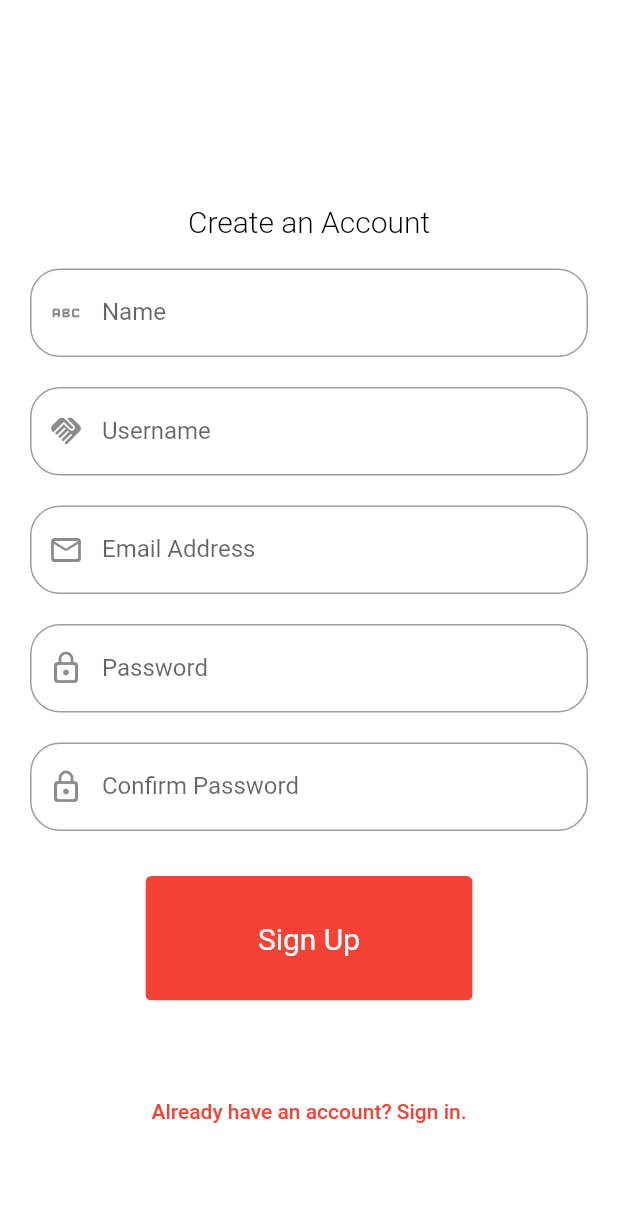
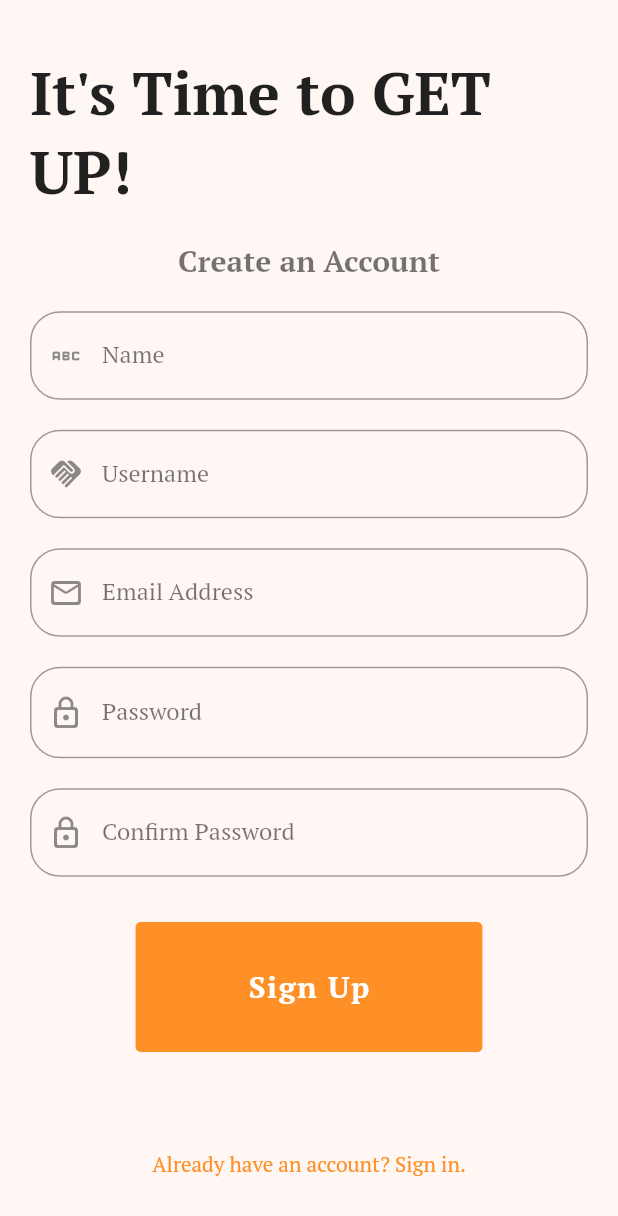
Before and after one commit to jreed223/GetUP, a Flutter app: the screen it shows after launch, after a tap on an icon or button, on a phone screen of 412 x 824 dp. Shown: the top 1216 px of the screen. Run offline on Flutter 3.47's test engine with Material 2 defaults, Android fonts, the phone set to English and light mode, and no system bars; our stand-ins replace animated_flip_counter, cloud_firestore, firebase_auth, firebase_core, lottie, percent_indicator and 3 more; missing offline and left inert: flutter_echarts; accounts and stored records are empty; network calls fail.

Commit message:
style changes

```diff
--- a/lib/screens/login.dart
+++ b/lib/screens/login.dart
@@ -80,7 +80,7 @@ class _LoginPageState extends State<LoginPage> {
                             children: [
                           Card(
                               elevation: 5,
-                              color: const Color.fromARGB(255, 171, 211, 250)
+                              color: const Color.fromARGB(255, 255, 247, 244)
                                   .withOpacity(0.4),
                               child: Container(
                                   width: 600,
@@ -95,22 +95,29 @@ class _LoginPageState extends State<LoginPage> {
                                           text: const TextSpan(
                                               text: 'Welcome to',
                                               style: TextStyle(
+                                                  color: Colors.black87,
                                                   fontSize: 40,
-                                                  fontWeight: FontWeight.bold)),
+                                                  fontWeight: FontWeight.bold,
+                                                  fontFamily: 'PT-Serif')),
                                         ),
                                         RichText(
                                             text: const TextSpan(
                                                 text: 'Get UP!',
                                                 style: TextStyle(
+                                                    color: Colors.black87,
                                                     fontSize: 40,
-                                                    fontWeight:
-                                                        FontWeight.bold))),
+                                                    fontWeight: FontWeight.bold,
+                                                    fontFamily: 'PT-Serif'))),
                                         const SizedBox(
                                           height: 10,
                                         ),
                                         const Text(
                                           'Please sign in to continue',
-                                          style: TextStyle(fontSize: 20),
+                                          style: TextStyle(
+                                              color: Colors.black54,
+                                              fontSize: 20,
+                                              fontWeight: FontWeight.bold,
+                                              fontFamily: 'PT-Serif'),
                                         ),
                                         const SizedBox(
                                           height: 60,
@@ -125,6 +132,11 @@ class _LoginPageState extends State<LoginPage> {
                                                       BorderRadius.circular(
                                                           20)),
                                               labelText: 'Email',
+                                              labelStyle: const TextStyle(
+                                                  color: Colors.black54,
+                                                  fontSize: 20,
+                                                  fontWeight: FontWeight.bold,
+                                                  fontFamily: 'PT-Serif'),
                                               prefixIcon: const Icon(
                                                   Icons.email_outlined)),
                                           validator: (value) {
@@ -146,6 +158,11 @@ class _LoginPageState extends State<LoginPage> {
                                                 borderRadius:
                                                     BorderRadius.circular(20)),
                                             labelText: 'Password',
+                                            labelStyle: const TextStyle(
+                                                color: Colors.black54,
+                                                fontSize: 20,
+                                                fontWeight: FontWeight.bold,
+                                                fontFamily: 'PT-Serif'),
                                             prefixIcon: const Icon(
                                                 Icons.lock_outline_rounded),
                                             suffixIcon: IconButton(
@@ -183,21 +200,33 @@ class _LoginPageState extends State<LoginPage> {
                                                 decoration: const BoxDecoration(
                                                     gradient: LinearGradient(
                                                         colors: <Color>[
-                                                      Colors.red,
-                                                      Colors.red,
-                                                      Colors.red
+                                                      Color.fromARGB(
+                                                          255, 255, 144, 39),
+                                                      Color.fromARGB(
+                                                          255, 255, 144, 39),
+                                                      Color.fromARGB(
+                                                          255, 255, 144, 39)
                                                     ])),
                                               )),
                                               TextButton(
                                                   style: TextButton.styleFrom(
-                                                      foregroundColor:
-                                                          Colors.white,
+                                                      foregroundColor: Colors
+                                                          .white,
                                                       padding: const EdgeInsets
                                                               .fromLTRB(
                                                           75, 30, 75, 30),
                                                       textStyle:
                                                           const TextStyle(
-                                                              fontSize: 20)),
+                                                              color: Colors
+                                                                  .black54,
+                                                              fontSize: 20,
+                                                              fontWeight:
+                                                                  FontWeight
+                                                                      .bold,
+                                                              fontFamily:
+                                                                  'PT-Serif',
+                                                              letterSpacing:
+                                                                  1.25)),
                                                   onPressed: _isLoading
                                                       ? null
                                                       : _signInWithEmailAndPassword,
@@ -216,8 +245,11 @@ class _LoginPageState extends State<LoginPage> {
                                             },
                                             child: const Text(
                                               'Don\'t have an account? Sign up.',
-                                              style:
-                                                  TextStyle(color: Colors.red),
+                                              style: TextStyle(
+                                                color: Color.fromARGB(
+                                                    255, 255, 144, 39),
+                                                fontFamily: 'PT-Serif',
+                                              ),
                                             )),
                                         const SizedBox(
                                           height: 20,
--- a/lib/screens/sign_up.dart
+++ b/lib/screens/sign_up.dart
@@ -1,7 +1,9 @@
 import 'package:cloud_firestore/cloud_firestore.dart';
 import 'package:firebase_auth/firebase_auth.dart';
 import 'package:flutter/material.dart';
+import 'package:getup_csc450/helpers/theme_provider.dart';
 import 'package:getup_csc450/screens/login.dart';
+import 'package:provider/provider.dart';
 
 void main() => runApp(const SignupPage());
 
@@ -89,7 +91,9 @@ class _SignupPage extends State<SignupPage> {
 
   @override
   Widget build(BuildContext context) {
+    ThemeProvider themeProvider = Provider.of<ThemeProvider>(context);
     return Scaffold(
+        backgroundColor: themeProvider.scaffoldColor,
         body: Center(
             child: (Padding(
           padding: const EdgeInsets.all(10),
@@ -104,8 +108,11 @@ class _SignupPage extends State<SignupPage> {
                     child: RichText(
                       text: const TextSpan(
                           text: 'It\'s Time to GET UP!',
-                      style:
-                          TextStyle(fontSize: 40, fontWeight: FontWeight.bold)),
+                          style: TextStyle(
+                              color: Colors.black87,
+                              fontSize: 40,
+                              fontWeight: FontWeight.bold,
+                              fontFamily: 'PT-Serif')),
                     )),
                 Container(
                     alignment: Alignment.center,
@@ -113,9 +120,10 @@ class _SignupPage extends State<SignupPage> {
                     child: const Text(
                       'Create an Account',
                       style: TextStyle(
-                      color: Colors.black,
-                      fontWeight: FontWeight.w300,
-                      fontSize: 20),
+                          color: Colors.black54,
+                          fontWeight: FontWeight.w800,
+                          fontSize: 20,
+                          fontFamily: 'PT-Serif'),
                     )),
                 Container(
                     padding: const EdgeInsets.all(10),
@@ -125,6 +133,8 @@ class _SignupPage extends State<SignupPage> {
                           border: OutlineInputBorder(
                               borderRadius: BorderRadius.circular(20)),
                           labelText: 'Name',
+                          labelStyle: const TextStyle(
+                              fontFamily: 'PT-Serif', color: Colors.black54),
                           prefixIcon: const Icon(Icons.abc_rounded)),
                     )),
                 Container(
@@ -135,6 +145,8 @@ class _SignupPage extends State<SignupPage> {
                           border: OutlineInputBorder(
                               borderRadius: BorderRadius.circular(20)),
                           labelText: 'Username',
+                          labelStyle: const TextStyle(
+                              fontFamily: 'PT-Serif', color: Colors.black54),
                           prefixIcon: const Icon(Icons.handshake_rounded)),
                     )),
                 Container(
@@ -145,6 +157,8 @@ class _SignupPage extends State<SignupPage> {
                           border: OutlineInputBorder(
                               borderRadius: BorderRadius.circular(20)),
                           labelText: 'Email Address',
+                          labelStyle: const TextStyle(
+                              fontFamily: 'PT-Serif', color: Colors.black54),
                           prefixIcon: const Icon(Icons.mail_outline_rounded)),
                       validator: _validateEmail,
                     )),
@@ -157,7 +171,11 @@ class _SignupPage extends State<SignupPage> {
                           border: OutlineInputBorder(
                               borderRadius: BorderRadius.circular(20)),
                           labelText: 'Password',
+                          labelStyle: const TextStyle(
+                              fontFamily: 'PT-Serif', color: Colors.black54),
                           hintText: 'Must be at least 6 characters',
+                          hintStyle: const TextStyle(
+                              fontFamily: 'PT-Serif', color: Colors.black54),
                           prefixIcon: const Icon(Icons.lock_outline_rounded)),
                       validator: _validatePassword,
                     )),
@@ -170,6 +188,8 @@ class _SignupPage extends State<SignupPage> {
                           border: OutlineInputBorder(
                               borderRadius: BorderRadius.circular(20)),
                           labelText: 'Confirm Password',
+                          labelStyle: const TextStyle(
+                              fontFamily: 'PT-Serif', color: Colors.black54),
                           prefixIcon: const Icon(Icons.lock_outline_rounded)),
                       validator: _validateConfirmPassword,
                     )),
@@ -181,16 +201,22 @@ class _SignupPage extends State<SignupPage> {
                           child: Container(
                         decoration: const BoxDecoration(
                             gradient: LinearGradient(colors: <Color>[
-                      Colors.red,
-                      Colors.red,
-                      Colors.red
+                          Color.fromARGB(255, 255, 144, 39),
+                          Color.fromARGB(255, 255, 144, 39),
+                          Color.fromARGB(255, 255, 144, 39)
                         ])),
                       )),
                       TextButton(
                           style: TextButton.styleFrom(
                               foregroundColor: Colors.white,
-                          padding: const EdgeInsets.fromLTRB(75, 30, 75, 30),
-                          textStyle: const TextStyle(fontSize: 20)),
+                              padding:
+                                  const EdgeInsets.fromLTRB(75, 30, 75, 30),
+                              textStyle: const TextStyle(
+                                  color: Colors.black54,
+                                  fontSize: 20,
+                                  fontWeight: FontWeight.bold,
+                                  fontFamily: 'PT-Serif',
+                                  letterSpacing: 1.1)),
                           onPressed: _isLoading
                               ? null
                               : _createAccountWithEmailAndPassword,
@@ -208,7 +234,9 @@ class _SignupPage extends State<SignupPage> {
                     },
                     child: const Text(
                       'Already have an account? Sign in.',
-                  style: TextStyle(color: Colors.red),
+                      style: TextStyle(
+                          fontFamily: 'PT-Serif',
+                          color: Color.fromARGB(255, 255, 144, 39)),
                     ))
               ],
             ),
```
Lines whose indentation alone changed are shown as unchanged.
